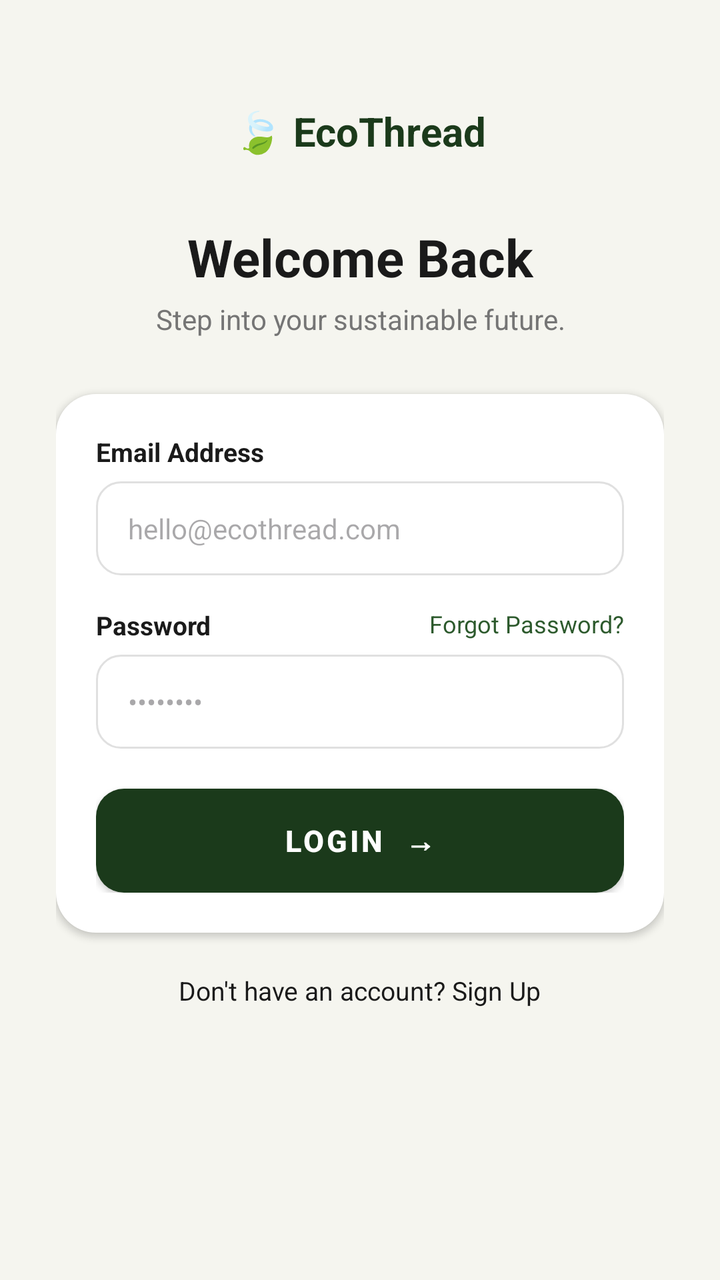
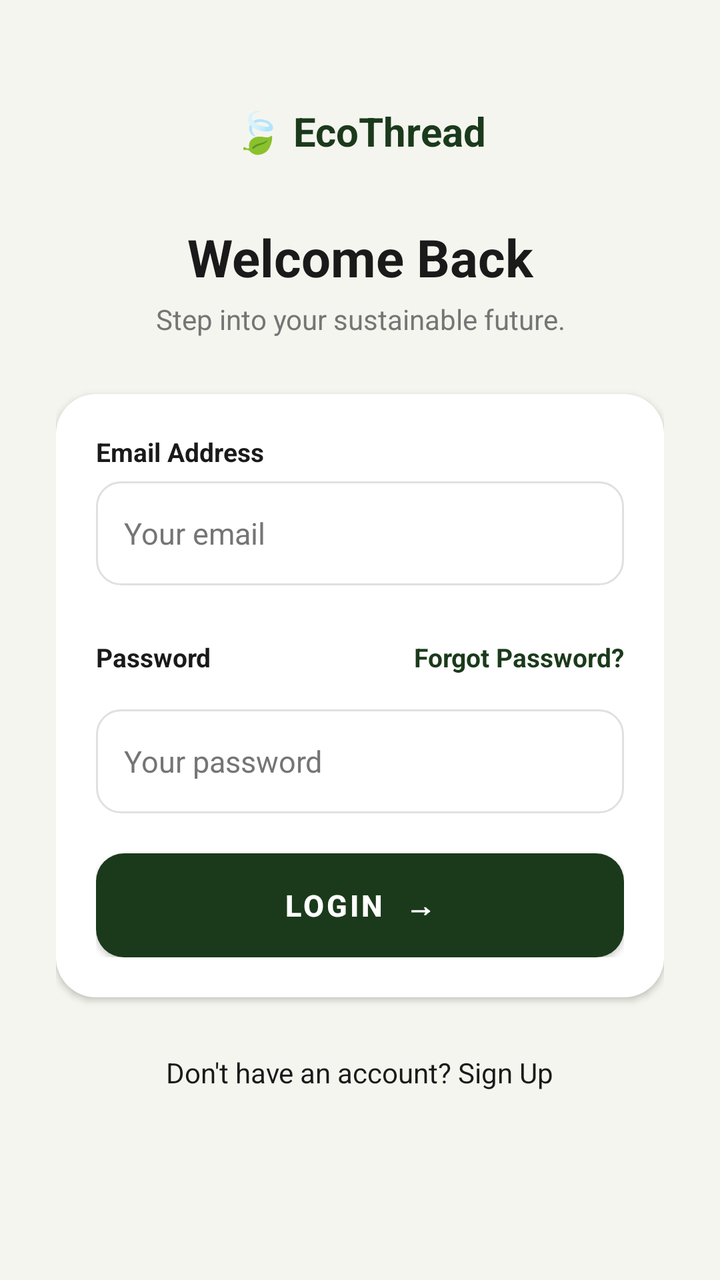

Two renders of the same Android screen: before a commit and after it. Below are the layout's source before the change and the commit's diff.
<!-- AndroidManifest.xml: application theme Theme.ClothingRecycleApp -->
<!-- res/layout/activity_login.xml -->
<?xml version="1.0" encoding="utf-8"?>
<ScrollView xmlns:android="http://schemas.android.com/apk/res/android"
    android:layout_width="match_parent"
    android:layout_height="match_parent"
    android:background="@color/eco_cream_bg"
    android:fillViewport="true">

    <LinearLayout
        android:layout_width="match_parent"
        android:layout_height="wrap_content"
        android:orientation="vertical"
        android:padding="28dp">

        
        <TextView
            android:layout_width="wrap_content"
            android:layout_height="wrap_content"
            android:layout_gravity="center_horizontal"
            android:layout_marginTop="24dp"
            android:text="🍃 EcoThread"
            android:textSize="20sp"
            android:textStyle="bold"
            android:textColor="@color/eco_dark_green" />

        <TextView
            android:layout_width="match_parent"
            android:layout_height="wrap_content"
            android:layout_marginTop="32dp"
            android:gravity="center_horizontal"
            android:text="Welcome Back"
            android:textSize="26sp"
            android:textStyle="bold"
            android:textColor="@color/eco_text_dark" />

        <TextView
            android:layout_width="match_parent"
            android:layout_height="wrap_content"
            android:layout_marginTop="4dp"
            android:gravity="center_horizontal"
            android:text="Step into your sustainable future."
            android:textSize="14sp"
            android:textColor="@color/eco_text_gray" />

        
        <LinearLayout
            android:layout_width="match_parent"
            android:layout_height="wrap_content"
            android:orientation="vertical"
            android:background="@drawable/bg_card"
            android:padding="20dp"
            android:layout_marginTop="28dp"
            android:elevation="2dp">

            <TextView
                android:layout_width="wrap_content"
                android:layout_height="wrap_content"
                android:text="Email Address"
                android:textSize="13sp"
                android:textStyle="bold"
                android:textColor="@color/eco_text_dark"
                android:layout_marginBottom="6dp" />

            <EditText
                android:id="@+id/etEmail"
                android:layout_width="match_parent"
                android:layout_height="wrap_content"
                android:background="@drawable/bg_input"
                android:hint="hello@ecothread.com"
                android:inputType="textEmailAddress"
                android:textSize="14sp"
                android:layout_marginBottom="16dp" />

            <RelativeLayout
                android:layout_width="match_parent"
                android:layout_height="wrap_content"
                android:layout_marginBottom="6dp">

                <TextView
                    android:layout_width="wrap_content"
                    android:layout_height="wrap_content"
                    android:text="Password"
                    android:textSize="13sp"
                    android:textStyle="bold"
                    android:textColor="@color/eco_text_dark" />

                <TextView
                    android:layout_width="wrap_content"
                    android:layout_height="wrap_content"
                    android:layout_alignParentEnd="true"
                    android:text="Forgot Password?"
                    android:textSize="12sp"
                    android:textColor="@color/eco_primary_green" />
            </RelativeLayout>

            <EditText
                android:id="@+id/etPassword"
                android:layout_width="match_parent"
                android:layout_height="wrap_content"
                android:background="@drawable/bg_input"
                android:hint="••••••••"
                android:inputType="textPassword"
                android:textSize="14sp"
                android:layout_marginBottom="20dp" />

            <Button
                android:id="@+id/btnLogin"
                android:layout_width="match_parent"
                android:layout_height="52dp"
                android:background="@drawable/bg_button_primary"
                android:text="Login  →"
                android:textColor="@color/eco_white"
                android:textSize="15sp"
                android:textStyle="bold"
                android:elevation="0dp" />

        </LinearLayout>

        <TextView
            android:id="@+id/tvGoToRegister"
            android:layout_width="wrap_content"
            android:layout_height="wrap_content"
            android:layout_gravity="center_horizontal"
            android:layout_marginTop="20dp"
            android:text="Don't have an account? Sign Up"
            android:textSize="13sp"
            android:textColor="@color/eco_text_dark" />

        <TextView
            android:id="@+id/tvLoginStatus"
            android:layout_width="wrap_content"
            android:layout_height="wrap_content"
            android:layout_gravity="center_horizontal"
            android:layout_marginTop="16dp"
            android:textColor="@color/eco_dark_green"
            android:textStyle="bold" />

    </LinearLayout>
</ScrollView>
<!-- resources referenced by this layout -->
<resources>
  <color name="eco_cream_bg">#F5F5EF</color>
  <color name="eco_dark_green">#1B3A1B</color>
  <color name="eco_primary_green">#2D5A2D</color>
  <color name="eco_text_dark">#1A1A1A</color>
  <color name="eco_text_gray">#757575</color>
  <color name="eco_white">#FFFFFF</color>
  <!-- drawable bg_button_primary (drawable) -->
  <?xml version="1.0" encoding="utf-8"?>
  <shape xmlns:android="http://schemas.android.com/apk/res/android"
      android:shape="rectangle">
      <solid android:color="@color/eco_dark_green" />
      <corners android:radius="14dp" />
  </shape>
  <!-- drawable bg_card (drawable) -->
  <?xml version="1.0" encoding="utf-8"?>
  <shape xmlns:android="http://schemas.android.com/apk/res/android"
      android:shape="rectangle">
      <solid android:color="@color/eco_white" />
      <corners android:radius="20dp" />
  </shape>
  <!-- drawable bg_input (drawable) -->
  <?xml version="1.0" encoding="utf-8"?>
  <shape xmlns:android="http://schemas.android.com/apk/res/android"
      android:shape="rectangle">
      <solid android:color="@color/eco_white" />
      <corners android:radius="12dp" />
      <stroke android:width="1dp" android:color="@color/eco_border_gray" />
      <padding android:left="16dp" android:top="14dp" android:right="16dp" android:bottom="14dp" />
  </shape>
  <style name="Theme.ClothingRecycleApp" parent="Base.Theme.ClothingRecycleApp" />
  <color name="eco_border_gray">#E0E0E0</color>
  <style name="Base.Theme.ClothingRecycleApp" parent="Theme.Material3.DayNight.NoActionBar">
  
          
          <item name="materialButtonStyle">
              @style/Widget.App.Button.Primary
          </item>
  
          
          
  
      </style>
  <style name="Widget.App.Button.Primary" parent="Widget.MaterialComponents.Button">
  
          <item name="backgroundTint">@color/eco_dark_green</item>
          <item name="android:textColor">@color/eco_white</item>
          <item name="cornerRadius">14dp</item>
  
      </style>
</resources>

<!-- the commit's change to res/layout/activity_login.xml (unified diff, before → after) -->
@@ -11,7 +11,6 @@
         android:orientation="vertical"
         android:padding="28dp">
 
-        
         <TextView
             android:layout_width="wrap_content"
             android:layout_height="wrap_content"
@@ -41,7 +40,6 @@
             android:textSize="14sp"
             android:textColor="@color/eco_text_gray" />
 
-        
         <LinearLayout
             android:layout_width="match_parent"
             android:layout_height="wrap_content"
@@ -62,12 +60,11 @@
 
             <EditText
                 android:id="@+id/etEmail"
+                style="@style/Widget.App.Input"
                 android:layout_width="match_parent"
                 android:layout_height="wrap_content"
-                android:background="@drawable/bg_input"
-                android:hint="hello@ecothread.com"
+                android:hint="Your email"
                 android:inputType="textEmailAddress"
-                android:textSize="14sp"
                 android:layout_marginBottom="16dp" />
 
             <RelativeLayout
@@ -78,28 +75,33 @@
                 <TextView
                     android:layout_width="wrap_content"
                     android:layout_height="wrap_content"
+                    android:layout_centerVertical="true"
                     android:text="Password"
                     android:textSize="13sp"
                     android:textStyle="bold"
                     android:textColor="@color/eco_text_dark" />
 
                 <TextView
+                    android:id="@+id/tvForgotPassword"
                     android:layout_width="wrap_content"
                     android:layout_height="wrap_content"
                     android:layout_alignParentEnd="true"
+                    android:minHeight="40dp"
+                    android:gravity="center_vertical"
+                    android:paddingStart="8dp"
                     android:text="Forgot Password?"
-                    android:textSize="12sp"
-                    android:textColor="@color/eco_primary_green" />
+                    android:textSize="13sp"
+                    android:textStyle="bold"
+                    android:textColor="@color/eco_dark_green" />
             </RelativeLayout>
 
             <EditText
                 android:id="@+id/etPassword"
+                style="@style/Widget.App.Input"
                 android:layout_width="match_parent"
                 android:layout_height="wrap_content"
-                android:background="@drawable/bg_input"
-                android:hint="••••••••"
+                android:hint="Your password"
                 android:inputType="textPassword"
-                android:textSize="14sp"
                 android:layout_marginBottom="20dp" />
 
             <Button
@@ -121,8 +123,9 @@
             android:layout_height="wrap_content"
             android:layout_gravity="center_horizontal"
             android:layout_marginTop="20dp"
+            android:padding="8dp"
             android:text="Don't have an account? Sign Up"
-            android:textSize="13sp"
+            android:textSize="14sp"
             android:textColor="@color/eco_text_dark" />
 
         <TextView
@@ -130,7 +133,8 @@
             android:layout_width="wrap_content"
             android:layout_height="wrap_content"
             android:layout_gravity="center_horizontal"
-            android:layout_marginTop="16dp"
+            android:layout_marginTop="12dp"
+            android:gravity="center_horizontal"
             android:textColor="@color/eco_dark_green"
             android:textStyle="bold" />
 
<!-- resource entries referenced after the edit -->
@@ -2,7 +2,6 @@
 <resources>
   <color name="eco_cream_bg">#F5F5EF</color>
   <color name="eco_dark_green">#1B3A1B</color>
-  <color name="eco_primary_green">#2D5A2D</color>
   <color name="eco_text_dark">#1A1A1A</color>
   <color name="eco_text_gray">#757575</color>
   <color name="eco_white">#FFFFFF</color>
@@ -20,6 +19,14 @@
       <solid android:color="@color/eco_white" />
       <corners android:radius="20dp" />
   </shape>
+  <style name="Widget.App.Input" parent="Widget.AppCompat.EditText">
+          <item name="android:background">@drawable/bg_input</item>
+          <item name="android:textColor">@color/eco_text_dark</item>
+          <item name="android:textColorHint">@color/eco_text_gray</item>
+          <item name="android:textSize">15sp</item>
+          <item name="android:padding">14dp</item>
+          <item name="android:minHeight">52dp</item>
+      </style>
   <!-- drawable bg_input (drawable) -->
   <?xml version="1.0" encoding="utf-8"?>
   <shape xmlns:android="http://schemas.android.com/apk/res/android"
